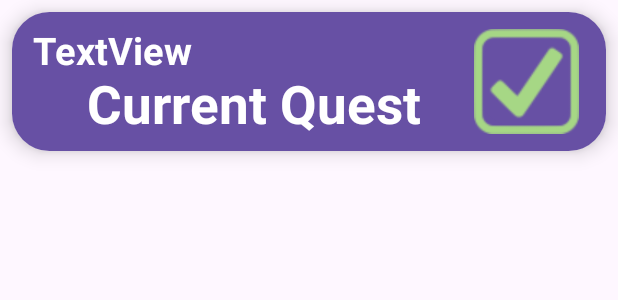
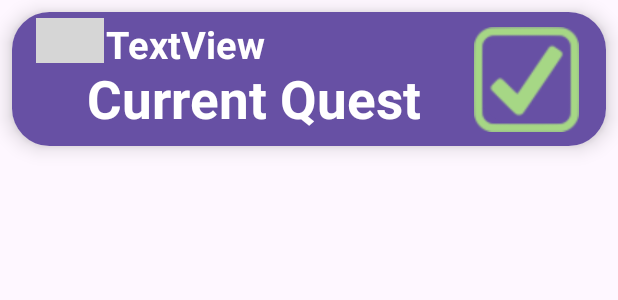
Before and after one commit to EvanGrimgram/QuestLife, an Android app: the layout quest_card.xml on its own in the app's theme, with its tools: preview values and no code run, on a phone screen of 412 x 824 dp. Shown: the top 300 px of the screen. Run offline under Robolectric (Android 15) with nearby library versions, the phone set to English and light mode, and no system bars; grey boxes are pictures that could not be loaded.

```diff
--- a/app/src/main/java/edu/utsa/cs3443/questlife/HistoryActivity.java
+++ b/app/src/main/java/edu/utsa/cs3443/questlife/HistoryActivity.java
@@ -70,7 +70,7 @@ public class HistoryActivity extends AppCompatActivity {
         enemyImageView.setLayoutParams(new LinearLayout.LayoutParams(100, 100));
 
         TextView enemyTextView = new TextView(this);
-        enemyTextView.setText(enemy.getName() + " (Health: " + enemy.getHealth() + ")");
+        enemyTextView.setText(enemy.getName() + " (Health: " + enemy.getOriginalHealth() + ")");
         enemyTextView.setGravity(Gravity.CENTER);
         enemyTextView.setTextSize(25);
         enemyTextView.setPadding(10, 0, 0, 0);
--- a/app/src/main/res/layout/quest_card.xml
+++ b/app/src/main/res/layout/quest_card.xml
@@ -14,19 +14,31 @@
         android:layout_height="match_parent"
         android:background="#6750A4">
 
+        <ImageView
+            android:id="@+id/difficultyImageView"
+            android:layout_width="45dp"
+            android:layout_height="30dp"
+            android:layout_marginStart="16dp"
+            android:layout_marginTop="4dp"
+            app:layout_constraintBottom_toTopOf="@+id/textCurrentQuest"
+            app:layout_constraintStart_toStartOf="parent"
+            app:layout_constraintTop_toTopOf="parent"
+            app:layout_constraintVertical_bias="1.0"
+            tools:srcCompat="@tools:sample/avatars" />
+
         <TextView
             android:id="@+id/textDifficulty"
-            android:layout_width="294dp"
-            android:layout_height="29dp"
-            android:layout_marginTop="8dp"
+            android:layout_width="220dp"
+            android:layout_height="30dp"
+            android:layout_marginTop="4dp"
+            android:layout_marginEnd="120dp"
             android:text="TextView"
             android:textAlignment="viewStart"
             android:textColor="#FFFFFF"
             android:textSize="25sp"
             android:textStyle="bold"
             app:layout_constraintEnd_toEndOf="parent"
-            app:layout_constraintHorizontal_bias="0.128"
-            app:layout_constraintStart_toStartOf="parent"
+            app:layout_constraintStart_toEndOf="@+id/difficultyImageView"
             app:layout_constraintTop_toTopOf="parent" />
 
         <TextView
```
Also changed, not shown: app/src/main/java/edu/utsa/cs3443/questlife/MainActivity.java (+17 -2 lines), app/src/main/java/edu/utsa/cs3443/questlife/model/BossHistory.java (+9 -3 lines), app/src/main/java/edu/utsa/cs3443/questlife/model/Enemy.java (+7 -0 lines).
